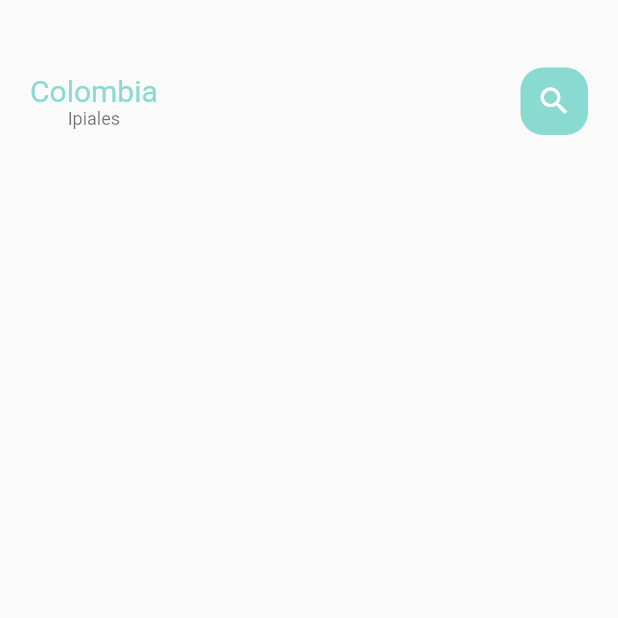
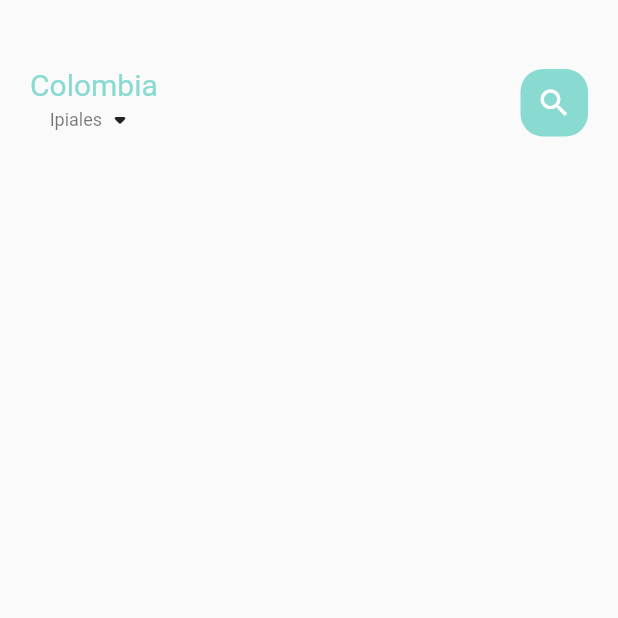
Before and after one commit to crisdevcode/ecommerce-mobile, a Flutter app: the screen it shows after launch, on a phone screen of 412 x 824 dp, the top half of it. Run offline on Flutter 3.47's test engine with Material 2 defaults, Android fonts, the phone set to English and light mode, and no system bars; our stand-ins replace google_fonts.

Commit message:
add: arrow icon in header

```diff
--- a/lib/home/main_food_page.dart
+++ b/lib/home/main_food_page.dart
@@ -25,7 +25,12 @@ class _MainFoodPageState extends State<MainFoodPage> {
                 Column(
                   children: [
                     BigText(text: 'Colombia', color: AppColors.mainColor),
-                    SmallText(text: 'Ipiales', color: Colors.black54),
+                    Row(
+                      children: [
+                        SmallText(text: 'Ipiales', color: Colors.black54),
+                        const Icon(Icons.arrow_drop_down_rounded)
+                      ],
+                    ),
                   ],
                 ),
                 Center(
```
